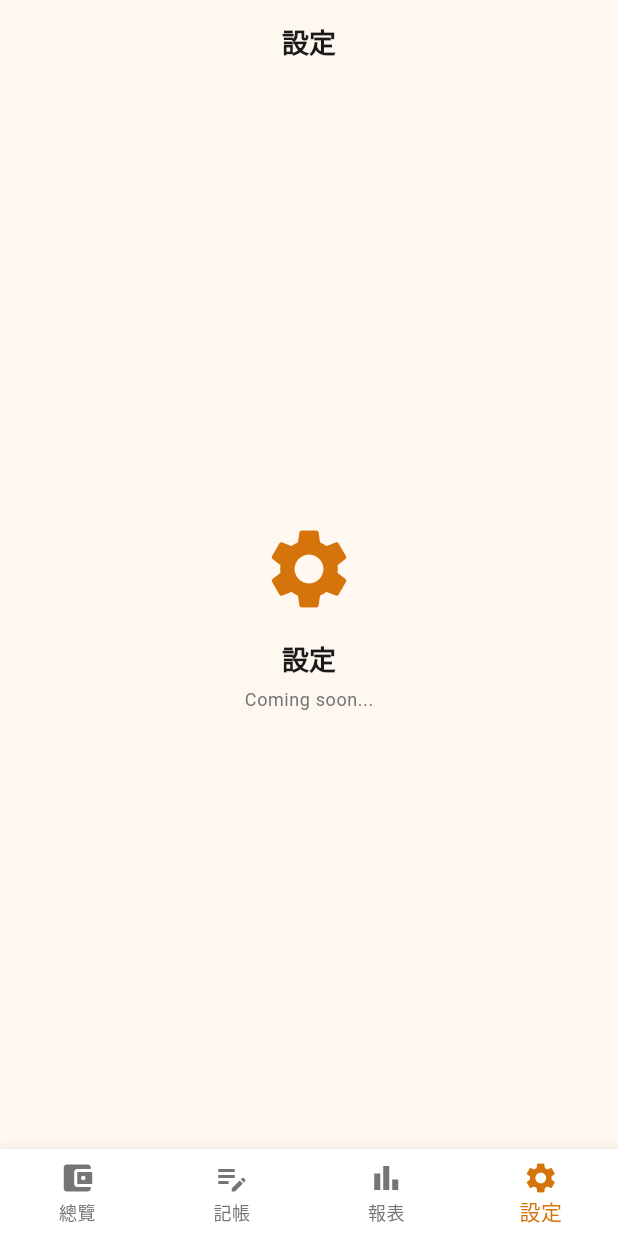
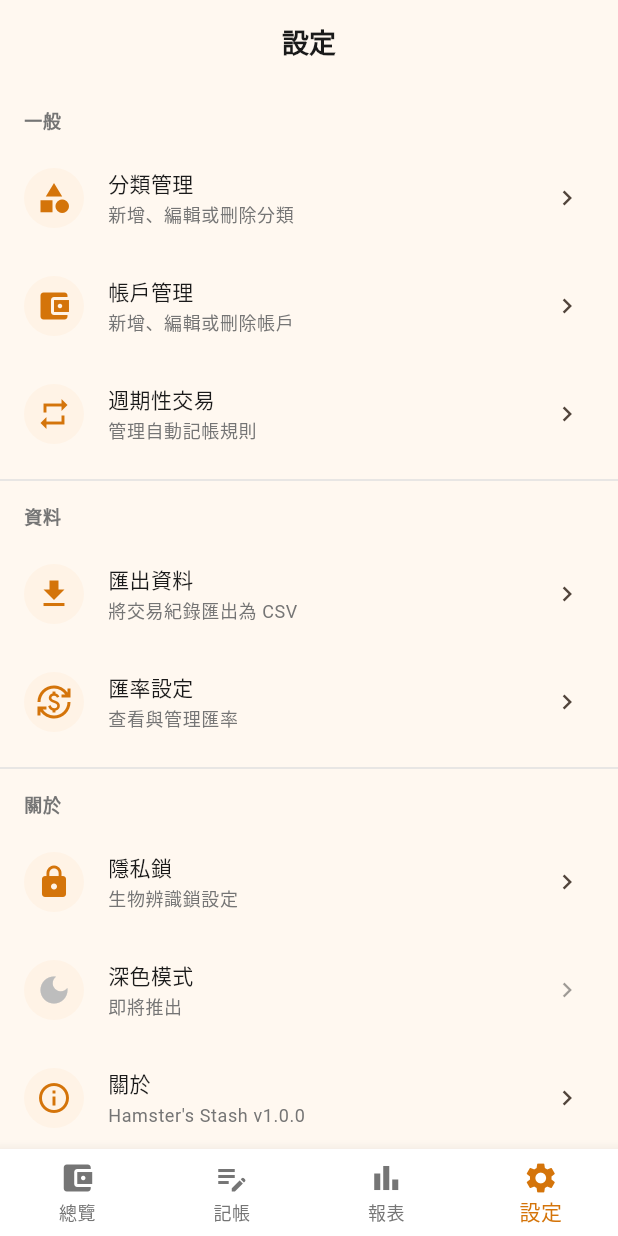
Before and after one commit to yun-20459/Hamster-Stash, a Flutter app: the screen it shows after launch, item 4 of the bottom bar chosen, on a phone screen of 412 x 824 dp. Run offline on Flutter 3.47's test engine with Material 3 defaults, Android fonts, the phone set to English and light mode, and no system bars; our stand-ins replace flutter_riverpod, flutter_secure_storage, go_router, isar; accounts and stored records are empty; generated files the repository leaves out were written again.

Commit message:
Add bookkeeping and settings screens for Phase 1-3
Bookkeeping tab: centered prompt with large FAB that opens a bottom
sheet with transaction type toggle, amount field, category/account
selectors, and note field (UI only, no persistence).

Settings tab: grouped menu with category management, account
management, recurring transactions, CSV export, exchange rate,
privacy lock, dark mode (disabled), and about dialog.

Co-Authored-By: Claude Opus 4.6 <noreply@anthropic.com>

```diff
--- a/lib/app.dart
+++ b/lib/app.dart
@@ -3,7 +3,9 @@ import 'package:go_router/go_router.dart';
 
 import 'package:hamster_stash/core/theme/app_theme.dart';
 import 'package:hamster_stash/features/asset_overview/presentation/overview_screen.dart';
+import 'package:hamster_stash/features/settings/presentation/settings_screen.dart';
 import 'package:hamster_stash/features/splash/presentation/splash_screen.dart';
+import 'package:hamster_stash/features/transactions/presentation/bookkeeping_screen.dart';
 
 final _router = GoRouter(
   initialLocation: '/splash',
@@ -26,8 +28,7 @@ final _router = GoRouter(
           routes: [
             GoRoute(
               path: '/bookkeeping',
-              builder: (context, state) =>
-                  const _PlaceholderScreen(title: '記帳', icon: Icons.edit_note),
+              builder: (context, state) => const BookkeepingScreen(),
             ),
           ],
         ),
@@ -44,8 +45,7 @@ final _router = GoRouter(
           routes: [
             GoRoute(
               path: '/settings',
-              builder: (context, state) =>
-                  const _PlaceholderScreen(title: '設定', icon: Icons.settings),
+              builder: (context, state) => const SettingsScreen(),
             ),
           ],
         ),
--- /dev/null
+++ b/lib/features/settings/presentation/settings_screen.dart
@@ -0,0 +1,150 @@
+import 'package:flutter/material.dart';
+
+import 'package:hamster_stash/core/theme/app_colors.dart';
+
+class SettingsScreen extends StatelessWidget {
+  const SettingsScreen({super.key});
+
+  @override
+  Widget build(BuildContext context) {
+    final theme = Theme.of(context);
+
+    return Scaffold(
+      appBar: AppBar(title: const Text('設定')),
+      body: ListView(
+        children: [
+          const SizedBox(height: 8),
+
+          // General section
+          _SectionHeader(title: '一般', theme: theme),
+          _SettingsTile(
+            icon: Icons.category,
+            title: '分類管理',
+            subtitle: '新增、編輯或刪除分類',
+            onTap: () {},
+          ),
+          _SettingsTile(
+            icon: Icons.account_balance_wallet,
+            title: '帳戶管理',
+            subtitle: '新增、編輯或刪除帳戶',
+            onTap: () {},
+          ),
+          _SettingsTile(
+            icon: Icons.repeat,
+            title: '週期性交易',
+            subtitle: '管理自動記帳規則',
+            onTap: () {},
+          ),
+          const Divider(),
+
+          // Data section
+          _SectionHeader(title: '資料', theme: theme),
+          _SettingsTile(
+            icon: Icons.file_download,
+            title: '匯出資料',
+            subtitle: '將交易紀錄匯出為 CSV',
+            onTap: () {},
+          ),
+          _SettingsTile(
+            icon: Icons.currency_exchange,
+            title: '匯率設定',
+            subtitle: '查看與管理匯率',
+            onTap: () {},
+          ),
+          const Divider(),
+
+          // App section
+          _SectionHeader(title: '關於', theme: theme),
+          _SettingsTile(
+            icon: Icons.lock,
+            title: '隱私鎖',
+            subtitle: '生物辨識鎖設定',
+            onTap: () {},
+          ),
+          _SettingsTile(
+            icon: Icons.dark_mode,
+            title: '深色模式',
+            subtitle: '即將推出',
+            onTap: () {},
+            enabled: false,
+          ),
+          _SettingsTile(
+            icon: Icons.info_outline,
+            title: '關於',
+            subtitle: "Hamster's Stash v1.0.0",
+            onTap: () {
+              showAboutDialog(
+                context: context,
+                applicationName: "Hamster's Stash",
+                applicationVersion: 'v1.0.0',
+                applicationIcon: const Text(
+                  '\u{1F439}',
+                  style: TextStyle(fontSize: 48),
+                ),
+                children: [const Text('倉鼠小金庫 — 你的可愛記帳夥伴')],
+              );
+            },
+          ),
+          const SizedBox(height: 24),
+        ],
+      ),
+    );
+  }
+}
+
+class _SectionHeader extends StatelessWidget {
+  const _SectionHeader({required this.title, required this.theme});
+
+  final String title;
+  final ThemeData theme;
+
+  @override
+  Widget build(BuildContext context) {
+    return Padding(
+      padding: const EdgeInsets.symmetric(horizontal: 16, vertical: 8),
+      child: Text(
+        title,
+        style: theme.textTheme.bodySmall?.copyWith(
+          color: AppColors.textSecondary,
+          fontWeight: FontWeight.w600,
+        ),
+      ),
+    );
+  }
+}
+
+class _SettingsTile extends StatelessWidget {
+  const _SettingsTile({
+    required this.icon,
+    required this.title,
+    required this.subtitle,
+    required this.onTap,
+    this.enabled = true,
+  });
+
+  final IconData icon;
+  final String title;
+  final String subtitle;
+  final VoidCallback onTap;
+  final bool enabled;
+
+  @override
+  Widget build(BuildContext context) {
+    final theme = Theme.of(context);
+
+    return ListTile(
+      enabled: enabled,
+      leading: CircleAvatar(
+        backgroundColor: AppColors.primaryLight,
+        child: Icon(
+          icon,
+          color: enabled ? AppColors.primary : AppColors.textHint,
+        ),
+      ),
+      title: Text(title, style: theme.textTheme.bodyMedium),
+      subtitle: Text(subtitle, style: theme.textTheme.bodySmall),
+      trailing: const Icon(Icons.chevron_right, size: 20),
+      onTap: onTap,
+    );
+  }
+}
```
Also changed, not shown: lib/features/transactions/presentation/bookkeeping_screen.dart (added, +161 -0 lines).
